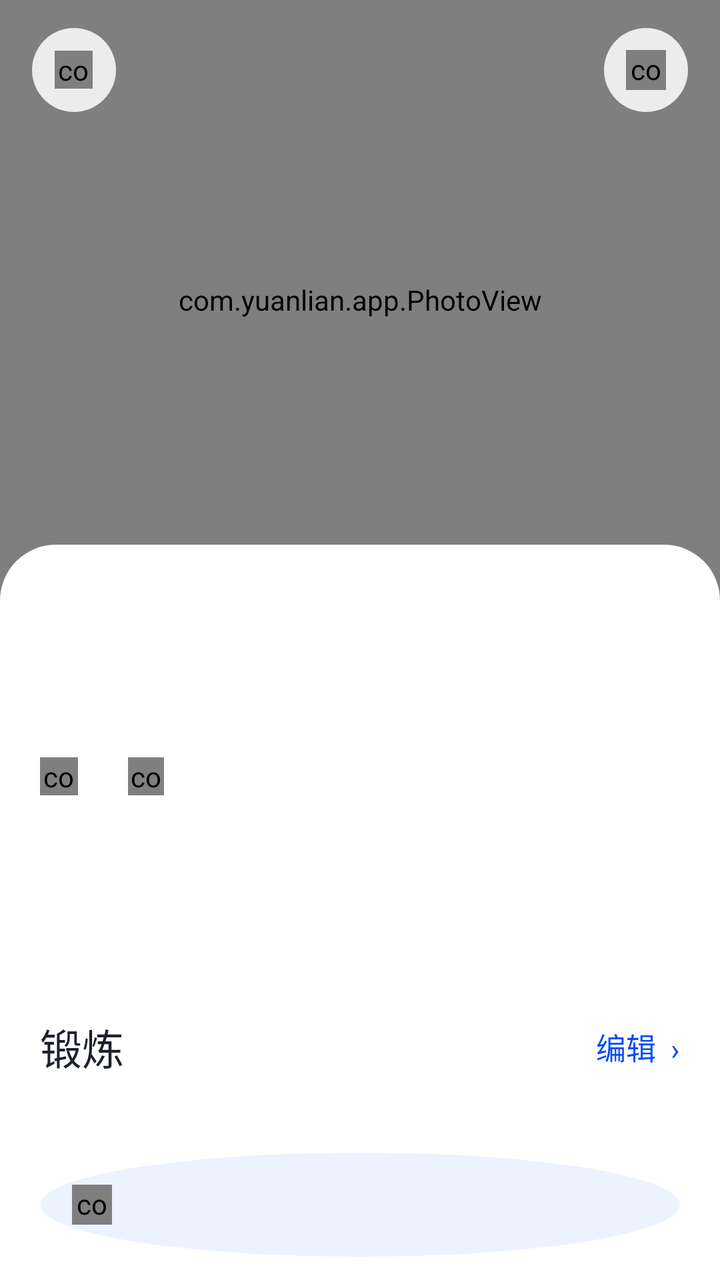
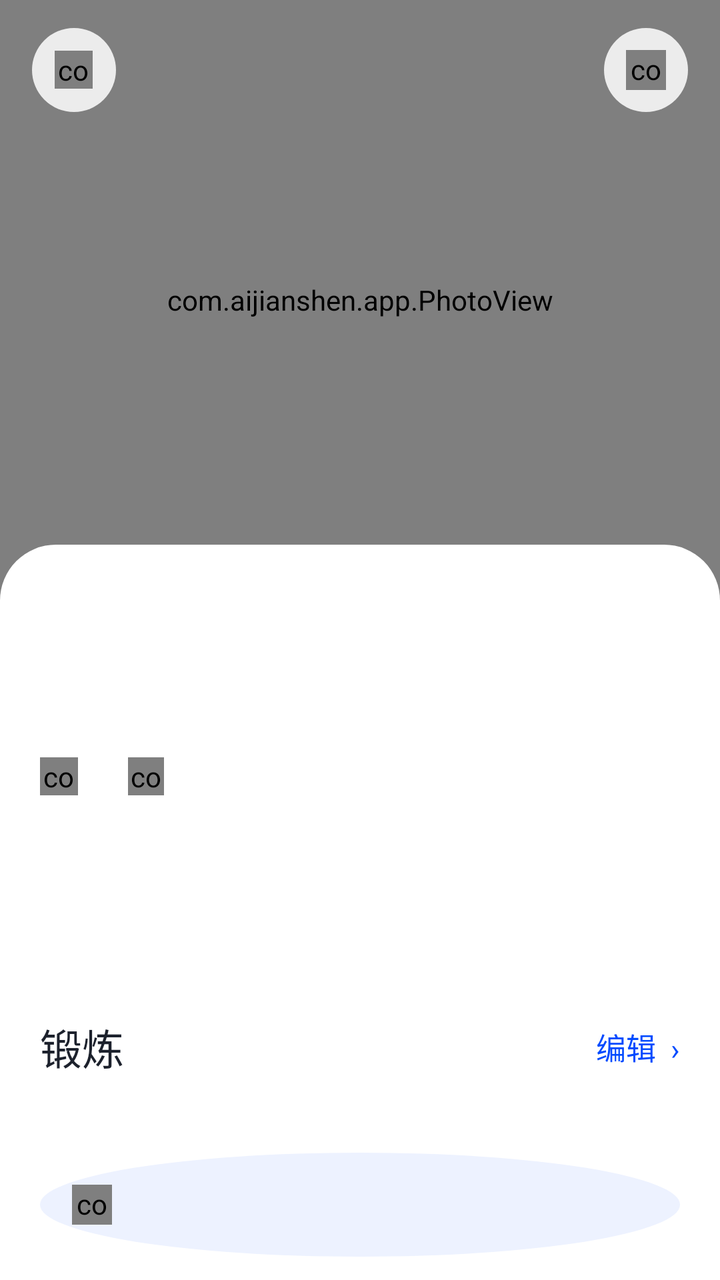

Screens rendered from an Android XML layout before and after an edit, with the pre-edit source and the edit as a unified diff.
<!-- AndroidManifest.xml: application theme AppTheme -->
<!-- res/layout/activity_day_detail.xml -->
<?xml version="1.0" encoding="utf-8"?>
<LinearLayout xmlns:android="http://schemas.android.com/apk/res/android"
    android:id="@+id/root"
    android:layout_width="match_parent"
    android:layout_height="match_parent"
    android:background="@color/bg"
    android:orientation="vertical">

    <ScrollView
        android:layout_width="match_parent"
        android:layout_height="match_parent"
        android:fillViewport="true"
        android:scrollbars="none">

        <LinearLayout
            android:layout_width="match_parent"
            android:layout_height="wrap_content"
            android:orientation="vertical">

            <FrameLayout
                android:layout_width="match_parent"
                android:layout_height="300dp"
                android:background="#F1F2F4">

                <com.yuanlian.app.PhotoView
                    android:id="@+id/hero_photo"
                    android:layout_width="match_parent"
                    android:layout_height="match_parent" />

                <FrameLayout
                    android:id="@+id/btn_back"
                    android:layout_width="42dp"
                    android:layout_height="42dp"
                    android:layout_marginLeft="16dp"
                    android:layout_marginTop="14dp"
                    android:background="@drawable/bg_glass_circle">

                    <com.yuanlian.app.IconView
                        android:id="@+id/icon_back"
                        android:layout_width="19dp"
                        android:layout_height="19dp"
                        android:layout_gravity="center" />
                </FrameLayout>

                <FrameLayout
                    android:id="@+id/btn_menu"
                    android:layout_width="42dp"
                    android:layout_height="42dp"
                    android:layout_gravity="right|top"
                    android:layout_marginTop="14dp"
                    android:layout_marginRight="16dp"
                    android:background="@drawable/bg_glass_circle">

                    <com.yuanlian.app.IconView
                        android:id="@+id/icon_menu"
                        android:layout_width="20dp"
                        android:layout_height="20dp"
                        android:layout_gravity="center" />
                </FrameLayout>
            </FrameLayout>

            <LinearLayout
                android:layout_width="match_parent"
                android:layout_height="wrap_content"
                android:layout_marginTop="-28dp"
                android:background="@drawable/bg_sheet"
                android:orientation="vertical"
                android:paddingLeft="20dp"
                android:paddingTop="24dp"
                android:paddingRight="20dp"
                android:paddingBottom="34dp">

                <TextView
                    android:id="@+id/tv_day"
                    android:layout_width="match_parent"
                    android:layout_height="wrap_content"
                    android:includeFontPadding="false"
                    android:textColor="@color/ink"
                    android:textSize="38sp" />

                <TextView
                    android:id="@+id/tv_focus"
                    android:layout_width="match_parent"
                    android:layout_height="wrap_content"
                    android:layout_marginTop="4dp"
                    android:textColor="@color/ink_soft"
                    android:textSize="14sp" />

                <LinearLayout
                    android:layout_width="match_parent"
                    android:layout_height="wrap_content"
                    android:layout_marginTop="14dp"
                    android:gravity="center_vertical"
                    android:orientation="horizontal">

                    <com.yuanlian.app.IconView
                        android:id="@+id/icon_clock"
                        android:layout_width="19dp"
                        android:layout_height="19dp" />

                    <TextView
                        android:id="@+id/tv_minutes"
                        android:layout_width="wrap_content"
                        android:layout_height="wrap_content"
                        android:layout_marginLeft="7dp"
                        android:textColor="@color/ink_muted"
                        android:textSize="15sp" />

                    <com.yuanlian.app.IconView
                        android:id="@+id/icon_flame"
                        android:layout_width="18dp"
                        android:layout_height="19dp"
                        android:layout_marginLeft="18dp" />

                    <TextView
                        android:id="@+id/tv_count"
                        android:layout_width="wrap_content"
                        android:layout_height="wrap_content"
                        android:layout_marginLeft="7dp"
                        android:textColor="@color/ink_muted"
                        android:textSize="15sp" />
                </LinearLayout>

                <TextView
                    android:id="@+id/btn_start"
                    android:layout_width="match_parent"
                    android:layout_height="58dp"
                    android:layout_marginTop="20dp"
                    android:gravity="center"
                    android:text="开始"
                    android:textColor="@color/white"
                    android:textSize="18sp" />

                <LinearLayout
                    android:layout_width="match_parent"
                    android:layout_height="wrap_content"
                    android:layout_marginTop="30dp"
                    android:gravity="center_vertical"
                    android:orientation="horizontal">

                    <TextView
                        android:layout_width="0dp"
                        android:layout_height="wrap_content"
                        android:layout_weight="1"
                        android:text="锻炼"
                        android:textColor="@color/ink"
                        android:textSize="21sp" />

                    <TextView
                        android:id="@+id/btn_edit"
                        android:layout_width="wrap_content"
                        android:layout_height="wrap_content"
                        android:paddingLeft="10dp"
                        android:paddingTop="6dp"
                        android:paddingBottom="6dp"
                        android:text="编辑  ›"
                        android:textColor="@color/accent"
                        android:textSize="15sp" />
                </LinearLayout>

                <LinearLayout
                    android:id="@+id/list"
                    android:layout_width="match_parent"
                    android:layout_height="wrap_content"
                    android:layout_marginTop="8dp"
                    android:orientation="vertical" />

                <LinearLayout
                    android:layout_width="match_parent"
                    android:layout_height="wrap_content"
                    android:layout_marginTop="28dp"
                    android:background="@drawable/bg_soft_circle"
                    android:gravity="center_vertical"
                    android:orientation="horizontal"
                    android:paddingLeft="16dp"
                    android:paddingTop="16dp"
                    android:paddingRight="16dp"
                    android:paddingBottom="16dp">

                    <com.yuanlian.app.IconView
                        android:id="@+id/icon_tip"
                        android:layout_width="20dp"
                        android:layout_height="20dp" />

                    <TextView
                        android:id="@+id/tv_tip"
                        android:layout_width="0dp"
                        android:layout_height="wrap_content"
                        android:layout_marginLeft="10dp"
                        android:layout_weight="1"
                        android:lineSpacingExtra="3dp"
                        android:textColor="@color/ink_muted"
                        android:textSize="13sp" />
                </LinearLayout>

            </LinearLayout>
        </LinearLayout>
    </ScrollView>

</LinearLayout>
<!-- resources referenced by this layout -->
<resources>
  <color name="accent">#004AFF</color>
  <color name="bg">#F8F8F8</color>
  <color name="ink">#1C212C</color>
  <color name="ink_muted">#666666</color>
  <color name="ink_soft">#888888</color>
  <color name="white">#FFFFFF</color>
  <!-- drawable bg_glass_circle (drawable) -->
  <?xml version="1.0" encoding="utf-8"?>
  <shape xmlns:android="http://schemas.android.com/apk/res/android"
      android:shape="oval">
      <solid android:color="#D9FFFFFF" />
  </shape>
  <!-- drawable bg_sheet (drawable) -->
  <?xml version="1.0" encoding="utf-8"?>
  <shape xmlns:android="http://schemas.android.com/apk/res/android"
      android:shape="rectangle">
      <solid android:color="#FFFFFF" />
      <corners
          android:topLeftRadius="28dp"
          android:topRightRadius="28dp" />
  </shape>
  <!-- drawable bg_soft_circle (drawable) -->
  <?xml version="1.0" encoding="utf-8"?>
  <shape xmlns:android="http://schemas.android.com/apk/res/android"
      android:shape="oval">
      <solid android:color="#EDF2FF" />
  </shape>
  <style name="AppTheme" parent="@android:style/Theme.Material.Light.NoActionBar">
          <item name="android:windowBackground">#F8F8F8</item>
          <item name="android:statusBarColor">#F8F8F8</item>
          <item name="android:navigationBarColor">#F8F8F8</item>
          <item name="android:windowLightStatusBar">true</item>
          <item name="android:colorAccent">#004AFF</item>
      </style>
</resources>

<!-- the commit's change to res/layout/activity_day_detail.xml (unified diff, before → after) -->
@@ -22,7 +22,7 @@
                 android:layout_height="300dp"
                 android:background="#F1F2F4">
 
-                <com.yuanlian.app.PhotoView
+                <com.aijianshen.app.PhotoView
                     android:id="@+id/hero_photo"
                     android:layout_width="match_parent"
                     android:layout_height="match_parent" />
@@ -35,7 +35,7 @@
                     android:layout_marginTop="14dp"
                     android:background="@drawable/bg_glass_circle">
 
-                    <com.yuanlian.app.IconView
+                    <com.aijianshen.app.IconView
                         android:id="@+id/icon_back"
                         android:layout_width="19dp"
                         android:layout_height="19dp"
@@ -51,7 +51,7 @@
                     android:layout_marginRight="16dp"
                     android:background="@drawable/bg_glass_circle">
 
-                    <com.yuanlian.app.IconView
+                    <com.aijianshen.app.IconView
                         android:id="@+id/icon_menu"
                         android:layout_width="20dp"
                         android:layout_height="20dp"
@@ -93,7 +93,7 @@
                     android:gravity="center_vertical"
                     android:orientation="horizontal">
 
-                    <com.yuanlian.app.IconView
+                    <com.aijianshen.app.IconView
                         android:id="@+id/icon_clock"
                         android:layout_width="19dp"
                         android:layout_height="19dp" />
@@ -106,7 +106,7 @@
                         android:textColor="@color/ink_muted"
                         android:textSize="15sp" />
 
-                    <com.yuanlian.app.IconView
+                    <com.aijianshen.app.IconView
                         android:id="@+id/icon_flame"
                         android:layout_width="18dp"
                         android:layout_height="19dp"
@@ -177,7 +177,7 @@
                     android:paddingRight="16dp"
                     android:paddingBottom="16dp">
 
-                    <com.yuanlian.app.IconView
+                    <com.aijianshen.app.IconView
                         android:id="@+id/icon_tip"
                         android:layout_width="20dp"
                         android:layout_height="20dp" />
